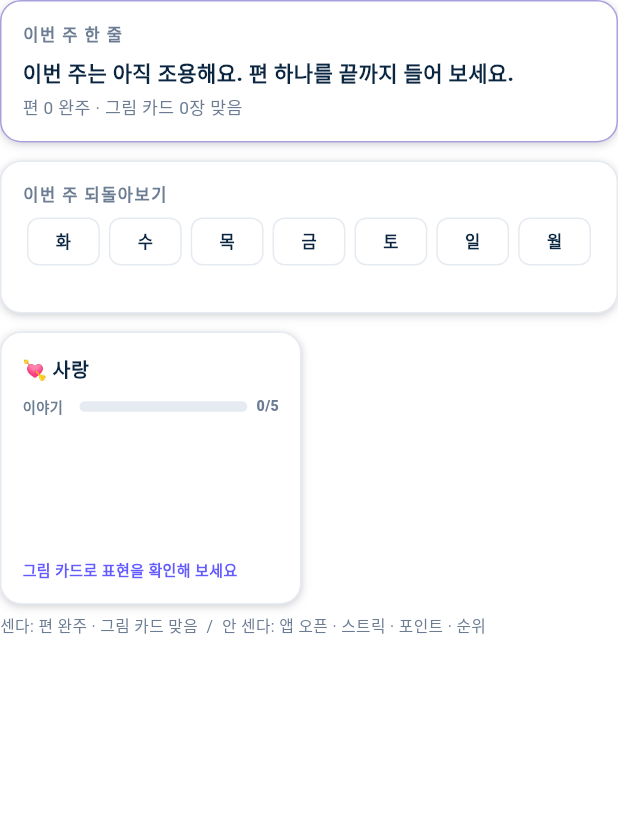
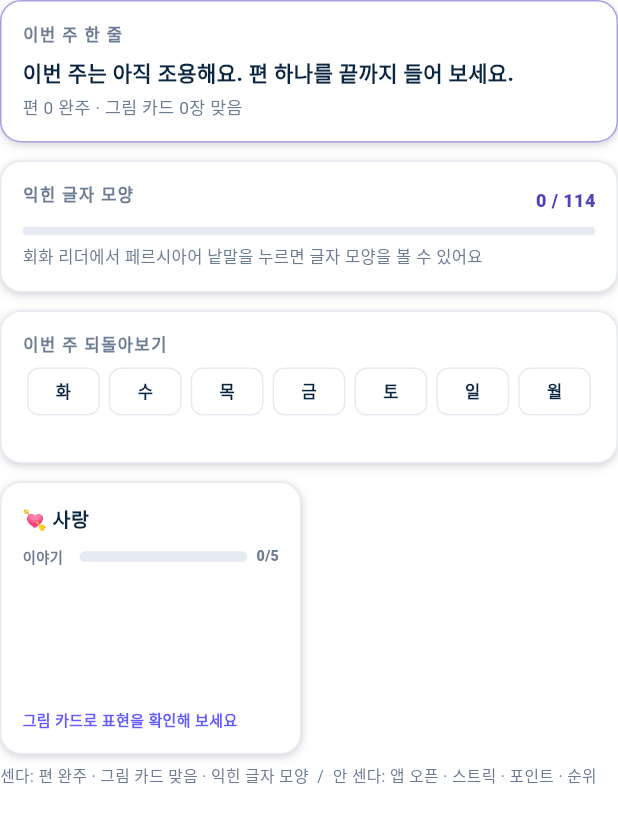
Before and after one commit to talkverselab/talkverse-fa, a Flutter app: the AchievementDesk widget shown alone on an empty page, opened directly, on a phone screen of 412 x 824 dp. Shown: the top 823 px of the screen. Run offline on Flutter 3.47's test engine with Material 3 defaults, Android fonts, the phone set to English and light mode, and no system bars; our stand-ins replace audioplayers, csv, drift, drift_flutter, flutter_secure_storage, flutter_tts and 5 more; missing offline and left inert: flutter_web_auth_2; accounts and stored records are empty; generated files the repository leaves out were written again; network calls fail; Roboto replaces fonts that are missing (Pretendard); statements that could not run were skipped.

Commit message:
feat: 글자 시트(낱말 → 글자별 홀로·앞·가운데·끝 모양) + 입말 자막 칩 — UX 시안 FA-01
- persian_script.dart: 32글자 소리·이음 규칙, 모양은 ZWJ 로 계산(표 없음), 낱말 → 글자별 지금 모양
- 회화 리더 스크립트·캡션의 페르시아어 낱말을 누르면 글자 시트(오른쪽→왼쪽, 글자 소리, 4모양 중 지금 모양 강조)
- 성과: 「익힌 글자 모양 N/114」(양쪽 이음 25×4 + 오른쪽만 7×2), 이번 주 한 줄에 반영
- 입말 칩: 턴의 tl_col(테헤란 입말)이 있을 때만 보임 — 데이터는 회화 작업 뒤
- 단위 테스트 5개, 아이패드 스크린샷 10장 넘침 0

Co-Authored-By: Claude Opus 5.5 <noreply@anthropic.com>
Claude-Session: https://claude.ai/code/session_017c1zPCspchdghYm3uV8jgc

```diff
--- a/lib/core/l10n_dict.dart
+++ b/lib/core/l10n_dict.dart
@@ -194,6 +194,20 @@ const Map<String, String> kDictEn = {
   '1일차 · 입문 (A1)': 'Day 1 · Beginner (A1)',
   '이란 페르시아어 (테헤란)': 'Iranian Persian (Tehran)',
   '낮 · talkverse.uk 톤': 'Light · talkverse.uk tone',
+  // 글자 시트·입말 (UX 시안 FA-01, 2026-11-03)
+  '글자 모양': 'Letter shapes',
+  '오른쪽에서 왼쪽으로 읽어요': 'Read from right to left',
+  '{0} · 소리 {1} · 여기서는 「{2}」 모양': '{0} · sound {1} · here in its "{2}" form',
+  '이 글자는 다음 글자와 이어지지 않아요(모양 2가지)': 'This letter never joins the next one (2 shapes)',
+  '홀로': 'Isolated',
+  '앞': 'Initial',
+  '가운데': 'Medial',
+  '끝': 'Final',
+  '익힌 글자 모양': 'Letter shapes learned',
+  '회화 리더에서 페르시아어 낱말을 누르면 글자 모양을 볼 수 있어요': 'Tap a Persian word in the reader to see its letter shapes',
+  '이번 주 글자 모양을 {0}개 새로 봤어요': 'You saw {0} new letter shapes this week',
+  '센다: 편 완주 · 그림 카드 맞음 · 익힌 글자 모양  /  안 센다: 앱 오픈 · 스트릭 · 포인트 · 순위': 'Counted: finished episodes · picture cards right · letter shapes learned  /  Not counted: app opens · streaks · points · rankings',
+  '입말': 'Spoken',
 };
 
 const Map<String, String> kDictJa = {
@@ -376,6 +390,20 @@ const Map<String, String> kDictJa = {
   '1일차 · 입문 (A1)': '1日目・入門 (A1)',
   '이란 페르시아어 (테헤란)': 'イランのペルシア語（テヘラン）',
   '낮 · talkverse.uk 톤': 'ライト・talkverse.uk トーン',
+  // 글자 시트·입말 (UX 시안 FA-01, 2026-11-03)
+  '글자 모양': '文字の形',
+  '오른쪽에서 왼쪽으로 읽어요': '右から左へ読みます',
+  '{0} · 소리 {1} · 여기서는 「{2}」 모양': '{0}・音 {1}・ここでは「{2}」の形',
+  '이 글자는 다음 글자와 이어지지 않아요(모양 2가지)': 'この文字は次の文字とつながりません（形は2つ）',
+  '홀로': '単独',
+  '앞': '語頭',
+  '가운데': '語中',
+  '끝': '語末',
+  '익힌 글자 모양': '覚えた文字の形',
+  '회화 리더에서 페르시아어 낱말을 누르면 글자 모양을 볼 수 있어요': '会話リーダーでペルシア語の単語をタップすると文字の形が見られます',
+  '이번 주 글자 모양을 {0}개 새로 봤어요': '今週は文字の形を{0}個新しく見ました',
+  '센다: 편 완주 · 그림 카드 맞음 · 익힌 글자 모양  /  안 센다: 앱 오픈 · 스트릭 · 포인트 · 순위': '数える：話の完走・絵カード正解・覚えた文字の形  /  数えない：アプリ起動・連続日数・ポイント・順位',
+  '입말': '話し言葉',
 };
 
 const Map<String, String> kDictZh = {
@@ -558,4 +586,18 @@ const Map<String, String> kDictZh = {
   '1일차 · 입문 (A1)': '第1天 · 入门 (A1)',
   '이란 페르시아어 (테헤란)': '伊朗波斯语（德黑兰）',
   '낮 · talkverse.uk 톤': '浅色 · talkverse.uk 风格',
+  // 글자 시트·입말 (UX 시안 FA-01, 2026-11-03)
+  '글자 모양': '字母形态',
+  '오른쪽에서 왼쪽으로 읽어요': '从右往左读',
+  '{0} · 소리 {1} · 여기서는 「{2}」 모양': '{0} · 发音 {1} · 这里是「{2}」形',
+  '이 글자는 다음 글자와 이어지지 않아요(모양 2가지)': '这个字母不与后一个字母相连（2种形态）',
+  '홀로': '独立',
+  '앞': '词首',
+  '가운데': '词中',
+  '끝': '词尾',
+  '익힌 글자 모양': '已学字母形态',
+  '회화 리더에서 페르시아어 낱말을 누르면 글자 모양을 볼 수 있어요': '在会话阅读器中点击波斯语单词即可查看字母形态',
+  '이번 주 글자 모양을 {0}개 새로 봤어요': '本周新看了 {0} 个字母形态',
+  '센다: 편 완주 · 그림 카드 맞음 · 익힌 글자 모양  /  안 센다: 앱 오픈 · 스트릭 · 포인트 · 순위': '计入：完成的剧集 · 答对的图片卡 · 已学字母形态  /  不计入：打开应用 · 连续天数 · 积分 · 排名',
+  '입말': '口语',
 };
--- a/lib/services/achievement_service.dart
+++ b/lib/services/achievement_service.dart
@@ -16,7 +16,8 @@ class AchievementService {
 
   final Map<String, String> _episodes = {}; // 편 id → 처음 완주한 날(yyyy-mm-dd)
   final Map<String, List<int>> _cards = {}; // 편 id → [맞음, 전체] (마지막 세션)
-  final Map<String, Map<String, int>> _daily = {}; // 날짜 → {episodes, cards}
+  final Map<String, Map<String, int>> _daily = {}; // 날짜 → {episodes, cards, glyphs}
+  final Set<String> _glyphs = {}; // 글자 시트에서 본 글자 모양 '글자:모양'(UX 시안 FA-01 ①)
   final ValueNotifier<int> changes = ValueNotifier(0);
   bool _loaded = false;
 
@@ -32,6 +33,7 @@ class AchievementService {
         (j['episodes'] as Map<String, dynamic>? ?? {}).forEach((k, v) => _episodes[k] = v.toString());
         (j['cards'] as Map<String, dynamic>? ?? {}).forEach((k, v) => _cards[k] = (v as List).cast<int>());
         (j['daily'] as Map<String, dynamic>? ?? {}).forEach((k, v) => _daily[k] = (v as Map).map((a, b) => MapEntry(a.toString(), (b as num).toInt())));
+        _glyphs.addAll(((j['glyphs'] as List?) ?? const []).map((e) => e.toString()));
       }
     } catch (e) {
       debugPrint('Achievement: load 실패 $e');
@@ -41,7 +43,7 @@ class AchievementService {
 
   Future<void> _save() async {
     changes.value++;
-    final data = json.encode({'episodes': _episodes, 'cards': _cards, 'daily': _daily});
+    final data = json.encode({'episodes': _episodes, 'cards': _cards, 'daily': _daily, 'glyphs': _glyphs.toList()});
     (await SharedPreferences.getInstance()).setString(_key, data);
   }
 
@@ -49,6 +51,18 @@ class AchievementService {
     final d = _daily.putIfAbsent(today, () => {});
     d[what] = (d[what] ?? 0) + n;
   }
+
+  /// 글자 시트에서 글자 모양 하나를 봤다(처음 볼 때만 셈).
+  Future<void> markGlyph(String key) async {
+    await load();
+    if (_glyphs.add(key)) {
+      _bump('glyphs');
+      await _save();
+    }
+  }
+
+  int get glyphCount => _glyphs.length;
+  int glyphsOn(String day) => _daily[day]?['glyphs'] ?? 0;
 
   /// 편을 끝까지 들었다. 처음 완주한 날만 기록(반복 횟수는 세지 않는다).
   Future<bool> markEpisodeDone(String id) async {
@@ -87,7 +101,7 @@ class AchievementService {
   }
 
   Map<String, int> get thisWeek {
-    final out = {'episodes': 0, 'cards': 0};
+    final out = {'episodes': 0, 'cards': 0, 'glyphs': 0};
     for (final (d, _) in week()) {
       final m = _daily[d];
       if (m == null) continue;
--- a/lib/services/dialogue_service.dart
+++ b/lib/services/dialogue_service.dart
@@ -9,7 +9,7 @@ import 'learner_prefs.dart';
 ///
 /// 지금 데이터는 옛 `assets/data/dialogues/L1.json`(초안 5편 × 8턴) 하나뿐이라 그것을 그대로 읽어 이 모양으로 바꾼다.
 /// 회화 콘텐츠는 바꾸지 않는다(사용자 지시 2026-11-02 "회화는 아직 하지마") — 새 구조(R0~R4·주제별 편 파일)는 회화 작성이 풀리면.
-/// 칸: tl = 페르시아어(옛 파일의 칸 이름은 템플릿 그대로 `es`), gloss = 없음(빈 값), rd = 한글 독음, ko = 한국어, note = 「표현 = 뜻」.
+/// 칸: tl = 페르시아어(옛 파일의 칸 이름은 템플릿 그대로 `es`), gloss = 테헤란 입말 줄(`tl_col`, 아직 없음), rd = 한글 독음, ko = 한국어, note = 「표현 = 뜻」.
 class DialogueTurn {
   final int num;
   final String speaker; // A·B
@@ -36,7 +36,7 @@ class DialogueTurn {
         num: j['num'] as int? ?? 0,
         speaker: j['speaker'] as String? ?? 'A',
         tl: j['es'] as String? ?? '',
-        gloss: j['gloss'] as String? ?? '',
+        gloss: j['tl_col'] as String? ?? '', // 테헤란 입말 한 줄(UX 시안 FA-01 ②) — 데이터는 회화 작업 뒤, 없으면 칩을 숨긴다
         rd: j['rd'] as String? ?? '',
         ko: j['ko'] as String? ?? '',
         note: j['note'] as String? ?? '',
--- a/lib/widgets/achievement_desk.dart
+++ b/lib/widgets/achievement_desk.dart
@@ -5,6 +5,7 @@ import '../core/l10n.dart';
 import '../core/theme.dart';
 import '../services/achievement_service.dart';
 import '../services/dialogue_service.dart';
+import '../services/persian_script.dart';
 import 'spanish_decor.dart';
 
 /// 「나」 탭 성과 데스크 — 일본어앱에서 옮김(시안 02 §5·wire_02). 큰 숫자 대신 문장 + 작은 진행 막대. 경쟁·순위·포인트·스트릭 없음.
@@ -44,6 +45,8 @@ class _AchievementDeskState extends State<AchievementDesk> {
       final left = Column(crossAxisAlignment: CrossAxisAlignment.stretch, children: [
         _WeekLine(a: _a),
         const SizedBox(height: 12),
+        _GlyphBar(a: _a),
+        const SizedBox(height: 12),
         _WeekDots(a: _a),
       ]);
       final right = _IslandGrid(a: _a, columns: c.maxWidth >= 900 ? 4 : (c.maxWidth >= 380 ? 2 : 1));
@@ -52,7 +55,7 @@ class _AchievementDeskState extends State<AchievementDesk> {
             ? Row(crossAxisAlignment: CrossAxisAlignment.start, children: [Expanded(flex: 5, child: left), const SizedBox(width: 14), Expanded(flex: 7, child: right)])
             : Column(children: [left, const SizedBox(height: 12), right]),
         const SizedBox(height: 6),
-        Text(tr('센다: 편 완주 · 그림 카드 맞음  /  안 센다: 앱 오픈 · 스트릭 · 포인트 · 순위'),
+        Text(tr('센다: 편 완주 · 그림 카드 맞음 · 익힌 글자 모양  /  안 센다: 앱 오픈 · 스트릭 · 포인트 · 순위'),
             style: const TextStyle(fontSize: 10.5, color: AppColors.muted, height: 1.4)),
       ]);
     });
@@ -73,10 +76,10 @@ class _WeekLine extends StatelessWidget {
   @override
   Widget build(BuildContext context) {
     final w = a.thisWeek;
-    final e = w['episodes'] ?? 0, c = w['cards'] ?? 0;
+    final e = w['episodes'] ?? 0, c = w['cards'] ?? 0, g = w['glyphs'] ?? 0;
     final island = a.weekSentence();
     final line = e == 0 && c == 0
-        ? tr('이번 주는 아직 조용해요. 편 하나를 끝까지 들어 보세요.')
+        ? (g > 0 ? trf('이번 주 글자 모양을 {0}개 새로 봤어요', [g]) : tr('이번 주는 아직 조용해요. 편 하나를 끝까지 들어 보세요.'))
         : (island.isNotEmpty ? trf('이번 주엔 {0} 주제를 가장 많이 읽었어요', [tr(DialogueService.islandKo[island] ?? island)]) : tr('이번 주도 한 걸음씩 가고 있어요'));
     return _card(
       border: AppColors.beni.withValues(alpha: 0.5),
@@ -85,6 +88,31 @@ class _WeekLine extends StatelessWidget {
         Text(line, style: const TextStyle(fontSize: 14, fontWeight: FontWeight.w800, color: AppColors.sumi, height: 1.4)),
         const SizedBox(height: 4),
         Text(trf('편 {0} 완주 · 그림 카드 {1}장 맞음', [e, c]), style: const TextStyle(fontSize: 11.5, color: AppColors.muted)),
+      ]),
+    );
+  }
+}
+
+/// 익힌 글자 모양 — 글자 시트(회화 리더에서 낱말 탭)에서 본 글자 모양 수. UX 시안 FA-01 §5.
+class _GlyphBar extends StatelessWidget {
+  final AchievementService a;
+  const _GlyphBar({required this.a});
+  @override
+  Widget build(BuildContext context) {
+    final n = a.glyphCount, total = totalGlyphForms;
+    return _card(
+      child: Column(crossAxisAlignment: CrossAxisAlignment.start, children: [
+        Row(children: [
+          Expanded(child: _label(tr('익힌 글자 모양'))),
+          Text('$n / $total', style: const TextStyle(fontSize: 12, fontWeight: FontWeight.w800, color: AppColors.beni)),
+        ]),
+        const SizedBox(height: 6),
+        ClipRRect(
+          borderRadius: BorderRadius.circular(4),
+          child: LinearProgressIndicator(value: total == 0 ? 0 : n / total, minHeight: 6, color: AppColors.beni, backgroundColor: AppColors.line),
+        ),
+        const SizedBox(height: 6),
+        Text(tr('회화 리더에서 페르시아어 낱말을 누르면 글자 모양을 볼 수 있어요'), style: const TextStyle(fontSize: 11, color: AppColors.muted)),
       ]),
     );
   }
```
Also changed, not shown: lib/services/persian_script.dart (added, +127 -0 lines), lib/widgets/episode_play_pane.dart (+10 -6 lines), lib/widgets/glyph_sheet.dart (added, +187 -0 lines), 2 other files.
